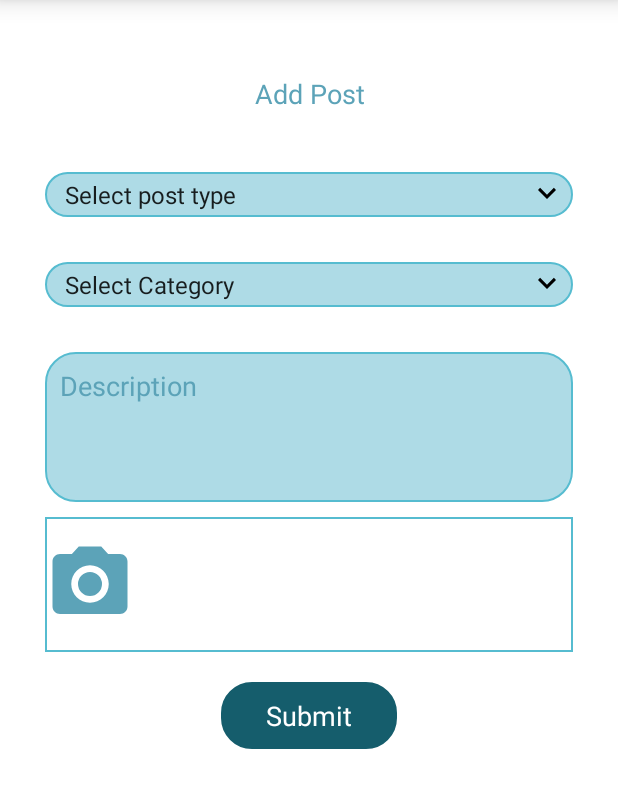
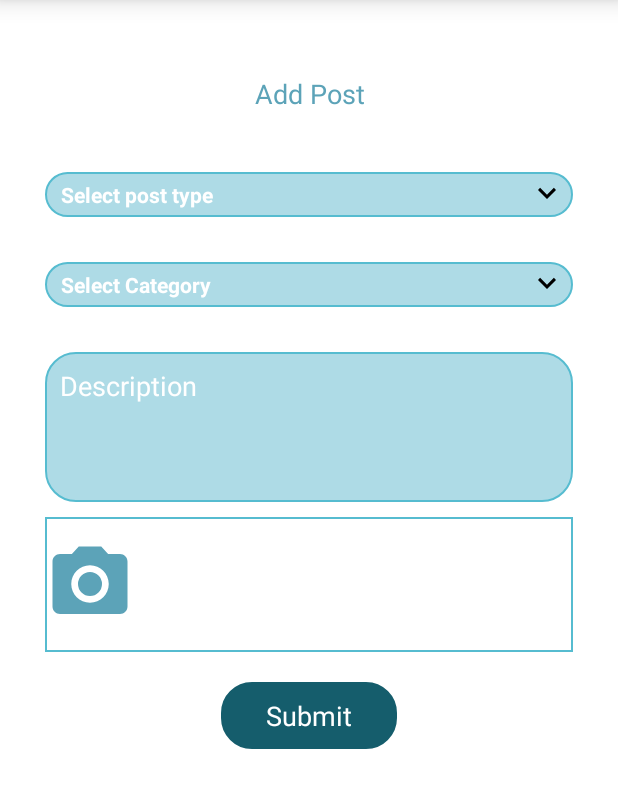
Before and after one commit to ManashiOsiya/VoAsk, an Android app: the AddActivity screen opened directly, with no data from a screen before it, on a phone screen of 412 x 824 dp, the part 84-892 px from its top. Run offline under Robolectric (Android 15) with nearby library versions, the phone set to English and light mode, and no system bars; our stand-ins replace Picasso; libraries missing offline, so code that uses them is left out: com.theartofdev.edmodo; pictures from the network do not load.

Commit message:
done with add activity task

```diff
--- a/app/src/main/java/com/voaskq/activity/AddActivity.java
+++ b/app/src/main/java/com/voaskq/activity/AddActivity.java
@@ -25,6 +25,7 @@ import com.theartofdev.edmodo.cropper.CropImage;
 import com.theartofdev.edmodo.cropper.CropImageView;
 import com.voaskq.R;
 import com.voaskq.adapter.AddVoteNAskAdapter;
+import com.voaskq.adapter.SpinnerCustomAdapter;
 import com.voaskq.modal.AddVoteNAsk;
 import com.voaskq.webservices.Api;
 import com.voaskq.webservices.ApiFactory;
@@ -150,13 +151,11 @@ public class AddActivity extends AppCompatActivity implements AdapterView.OnItem
 
     private void setAdapter() {
 
-        ArrayAdapter select_adapter = new ArrayAdapter(context, android.R.layout.simple_spinner_item, spinner_item);
-        select_adapter.setDropDownViewResource(android.R.layout.simple_spinner_dropdown_item);
-        spinner_select.setAdapter(select_adapter);
+        SpinnerCustomAdapter spinner_select_customAdapter=new SpinnerCustomAdapter(getApplicationContext(),spinner_item);
+        spinner_select.setAdapter(spinner_select_customAdapter);
 
-        ArrayAdapter select_adapter_category = new ArrayAdapter(context, android.R.layout.simple_spinner_item, spinner_category_item);
-        select_adapter_category.setDropDownViewResource(android.R.layout.simple_spinner_dropdown_item);
-        spinner_category.setAdapter(select_adapter_category);
+        SpinnerCustomAdapter spinner_category_customAdapter=new SpinnerCustomAdapter(getApplicationContext(),spinner_category_item);
+        spinner_category.setAdapter(spinner_category_customAdapter);
 
     }
 
--- /dev/null
+++ b/app/src/main/java/com/voaskq/adapter/SpinnerCustomAdapter.java
@@ -0,0 +1,46 @@
+package com.voaskq.adapter;
+
+import android.content.Context;
+import android.view.LayoutInflater;
+import android.view.View;
+import android.view.ViewGroup;
+import android.widget.BaseAdapter;
+import android.widget.TextView;
+
+import com.voaskq.R;
+
+public class SpinnerCustomAdapter  extends BaseAdapter {
+    Context context;
+    String[] itemname_arr;
+    LayoutInflater inflter;
+
+    public SpinnerCustomAdapter(Context applicationContext, String[] itemname_arr) {
+        this.context = applicationContext;
+        this.itemname_arr = itemname_arr;
+        inflter = (LayoutInflater.from(applicationContext));
+    }
+
+    @Override
+    public int getCount() {
+        return itemname_arr.length;
+    }
+
+    @Override
+    public Object getItem(int i) {
+        return null;
+    }
+
+    @Override
+    public long getItemId(int i) {
+        return 0;
+    }
+
+    @Override
+    public View getView(int i, View view, ViewGroup viewGroup) {
+        view = inflter.inflate(R.layout.custom_spinner_items, null);
+        TextView names = (TextView) view.findViewById(R.id.textView);
+
+        names.setText(itemname_arr[i]);
+        return view;
+    }
+}
--- a/app/src/main/res/layout/activity_add.xml
+++ b/app/src/main/res/layout/activity_add.xml
@@ -94,6 +94,7 @@
                         android:layout_centerVertical="true"
                         android:layout_gravity="center"
                         android:layout_marginLeft="5dp"
+                        android:popupBackground="@color/aquagreen"
                         android:background="@android:color/transparent"
                         android:gravity="center"
                         android:textColor="@color/colorPrimaryDark" />
@@ -124,6 +125,7 @@
                         android:layout_centerVertical="true"
                         android:layout_gravity="center"
                         android:layout_marginLeft="5dp"
+                        android:popupBackground="@color/aquagreen"
                         android:background="@android:color/transparent"
                         android:gravity="center"
                         android:textColor="@color/colorPrimaryDark" />
@@ -154,8 +156,8 @@
                         android:hint="Description"
                         android:inputType="text"
                         android:padding="10dp"
-                        android:textColor="@color/black"
-                        android:textColorHint="@color/colorPrimaryDark"
+                        android:textColor="@color/white"
+                        android:textColorHint="@color/white"
                         android:textSize="18dp" />
 
                 </LinearLayout>
--- /dev/null
+++ b/app/src/main/res/layout/custom_spinner_items.xml
@@ -0,0 +1,16 @@
+<?xml version="1.0" encoding="utf-8"?>
+<LinearLayout xmlns:android="http://schemas.android.com/apk/res/android"
+    android:layout_width="match_parent"
+    android:layout_height="wrap_content"
+    android:orientation="horizontal">
+
+    <TextView
+        android:id="@+id/textView"
+        android:layout_width="match_parent"
+        android:layout_height="wrap_content"
+        android:layout_gravity="center"
+        android:padding="5dp"
+        android:text="Demo"
+        android:textStyle="bold"
+        android:textColor="@color/white" />
+</LinearLayout>
--- a/app/src/main/res/values/styles.xml
+++ b/app/src/main/res/values/styles.xml
@@ -8,4 +8,14 @@
         <item name="colorAccent">@color/colorAccent</item>
     </style>
 
+
+    <style name="spinnerItemStyle" parent="android:Widget.TextView.SpinnerItem">
+
+    </style>
+
+    <style name="spinnerDropDownItemStyle" parent="android:TextAppearance.Widget.TextView.SpinnerItem">
+
+    </style>
+
+
 </resources>
```
